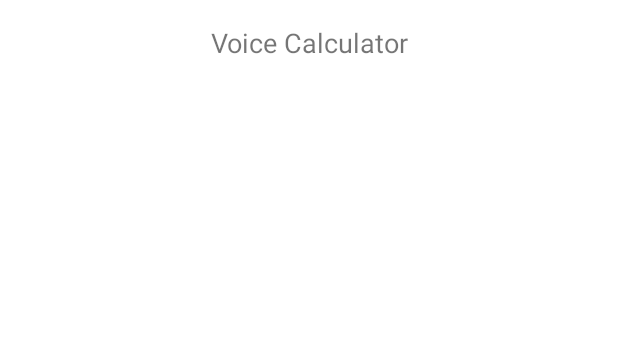
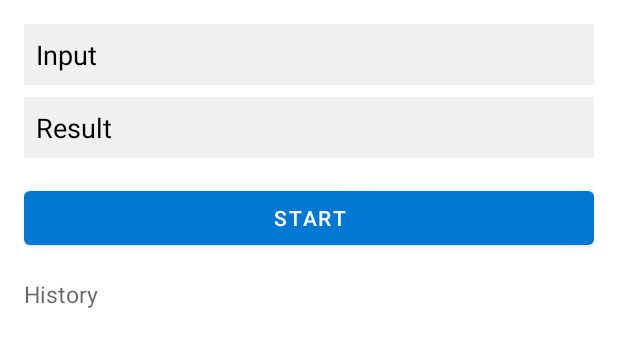
Before and after one commit to Mutharasan-PSG/Vscribe, an Android app: the layout fragment_voice_calculator.xml on its own in the app's theme, with its tools: preview values and no code run, on a phone screen of 412 x 824 dp. Shown: the top 347 px of the screen. Run offline under Robolectric (Android 15) with nearby library versions, the phone set to English and light mode, and no system bars.

Commit message:
Updated SpeechToText - VoiceCalculator commit

```diff
--- a/app/src/main/java/com/example/vs/DownloadActivity.kt
+++ b/app/src/main/java/com/example/vs/DownloadActivity.kt
@@ -61,8 +61,9 @@ class DownloadActivity : AppCompatActivity() {
     private fun loadFilesFromFirebase() {
         val sdf = SimpleDateFormat("MMMM-yyyy", Locale.getDefault())
         val currentMonth = sdf.format(Date())
+        val currentUserId = SessionManager(this).getUserId() ?: "unknown"
 
-        database.child(currentMonth).addListenerForSingleValueEvent(object : ValueEventListener {
+        database.child(currentMonth).orderByChild("userId").equalTo(currentUserId).addListenerForSingleValueEvent(object : ValueEventListener {
             override fun onDataChange(snapshot: DataSnapshot) {
                 fileList.clear()
                 for (fileSnapshot in snapshot.children) {
@@ -77,6 +78,7 @@ class DownloadActivity : AppCompatActivity() {
             }
         })
     }
+
 
     private fun setupListView() {
         adapter = ArrayAdapter(this, android.R.layout.simple_list_item_1, fileList.map { it["fileName"] ?: "Unknown" })
--- a/app/src/main/java/com/example/vs/SpeechToTextActivity.kt
+++ b/app/src/main/java/com/example/vs/SpeechToTextActivity.kt
@@ -152,10 +152,12 @@ class SpeechToTextActivity : AppCompatActivity() {
         val currentMonth = sdf.format(Date())
 
         val fileId = database.push().key ?: return
+        val userId = SessionManager(this).getUserId() ?: "unknown"
         val fileData = mapOf(
             "fileId" to fileId,
             "fileName" to "$fileName.txt",
-            "content" to transcribedText
+            "content" to transcribedText,
+            "userId" to userId  // Add userId to the file data
         )
         database.child(currentMonth).child(fileId).setValue(fileData).addOnCompleteListener { task ->
             if (task.isSuccessful) {
@@ -167,4 +169,5 @@ class SpeechToTextActivity : AppCompatActivity() {
             }
         }
     }
+
 }
--- /dev/null
+++ b/app/src/main/res/drawable/button_background_normal.xml
@@ -0,0 +1,4 @@
+<shape xmlns:android="http://schemas.android.com/apk/res/android">
+    <solid android:color="#2196F3" /> <!-- Example background color -->
+    <corners android:radius="4dp" /> <!-- Example corner radius -->
+</shape>
--- /dev/null
+++ b/app/src/main/res/drawable/button_background_pressed.xml
@@ -0,0 +1,4 @@
+<shape xmlns:android="http://schemas.android.com/apk/res/android">
+    <solid android:color="#1565C0" /> <!-- Darker color for pressed state -->
+    <corners android:radius="4dp" /> <!-- Same corner radius as normal state -->
+</shape>
--- /dev/null
+++ b/app/src/main/res/drawable/edit_text_background.xml
@@ -0,0 +1,6 @@
+<?xml version="1.0" encoding="utf-8"?>
+<shape xmlns:android="http://schemas.android.com/apk/res/android">
+    <solid android:color="#F5F5F5"/> <!-- Light grey background -->
+    <corners android:radius="4dp"/> <!-- Rounded corners -->
+    <stroke android:color="#BDBDBD" android:width="1dp"/> <!-- Border color and width -->
+</shape>
--- a/app/src/main/res/layout/fragment_voice_calculator.xml
+++ b/app/src/main/res/layout/fragment_voice_calculator.xml
@@ -1,18 +1,61 @@
 <?xml version="1.0" encoding="utf-8"?>
-<LinearLayout xmlns:android="http://schemas.android.com/apk/res/android"
+<RelativeLayout xmlns:android="http://schemas.android.com/apk/res/android"
+android:layout_width="match_parent"
+android:layout_height="match_parent"
+android:padding="16dp">
+
+<!-- Input TextView -->
+<TextView
+    android:id="@+id/inputTextView"
     android:layout_width="match_parent"
     android:layout_height="wrap_content"
-    android:orientation="vertical"
-    android:padding="16dp">
+    android:layout_marginBottom="8dp"
+    android:background="#F0F0F0"
+    android:padding="8dp"
+    android:textColor="#000"
+    android:textSize="18sp"
+    android:text="Input" />
+
+<!-- Result TextView -->
+<TextView
+    android:id="@+id/resultTextView"
+    android:layout_width="match_parent"
+    android:layout_height="wrap_content"
+    android:layout_below="@id/inputTextView"
+    android:layout_marginBottom="16dp"
+    android:background="#F0F0F0"
+    android:padding="8dp"
+    android:textColor="#000"
+    android:textSize="18sp"
+    android:text="Result" />
+
+<!-- Start Button -->
+<Button
+    android:id="@+id/startButton"
+    android:layout_width="match_parent"
+    android:layout_height="wrap_content"
+    android:layout_below="@id/resultTextView"
+    android:text="Start"
+    android:layout_marginBottom="16dp" />
 
     <TextView
-        android:layout_width="match_parent"
+        android:id="@+id/history"
+        android:layout_below="@id/startButton"
+        android:layout_width="wrap_content"
         android:layout_height="wrap_content"
-        android:text="Voice Calculator"
-        android:textSize="18sp"
-        android:gravity="center"
-        android:layout_marginBottom="16dp" />
+        android:textSize="15sp"
+        android:hint="History"
+        />
 
-    <!-- Add your calculator UI components here -->
+<!-- History ListView -->
+<ListView
+    android:id="@+id/historyListView"
+    android:layout_width="match_parent"
+    android:layout_height="wrap_content"
+    android:layout_below="@id/history"
+    android:layout_alignParentBottom="true"
+    android:divider="@android:color/darker_gray"
+    android:dividerHeight="1dp"
+    android:padding="8dp" />
 
-</LinearLayout>
+</RelativeLayout>
```
Also changed, not shown: app/build.gradle.kts (+9 -0 lines), app/src/main/java/com/example/vs/VoiceCalculatorAdapter.kt (added, +19 -0 lines), app/src/main/java/com/example/vs/VoiceCalculatorBottomSheet.kt (+236 -3 lines), app/src/main/res/drawable/button_background.xml (added, +13 -0 lines), app/src/main/res/drawable/textview_background.xml (added, +7 -0 lines), app/src/main/res/layout/history_list_item.xml (added, +15 -0 lines), app/src/main/res/values/colors.xml (+8 -0 lines).
